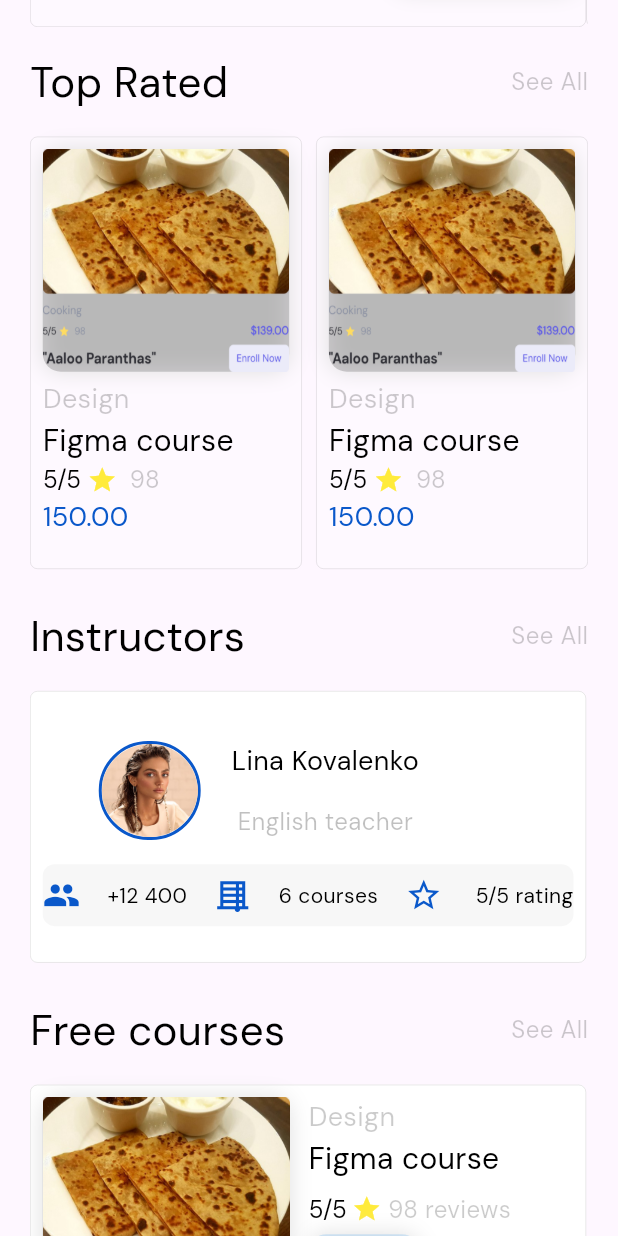
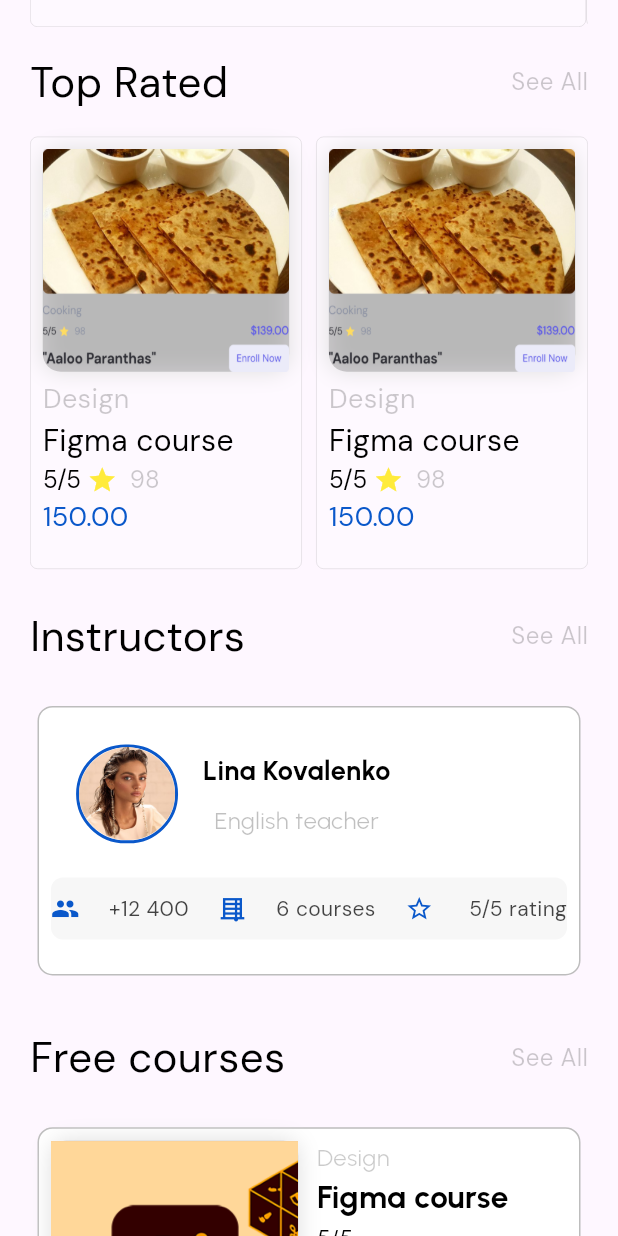
Before and after one commit to RupeshUig/atelier-mandala-art, a Flutter app: the HomeScreen screen opened directly, scrolled down 576 dp, on a phone screen of 412 x 824 dp. Run offline on Flutter 3.47's test engine with Material 3 defaults, Android fonts, the phone set to English and light mode, and no system bars; our stand-ins replace firebase_auth, firebase_core, get, google_fonts, google_sign_in, hexcolor and 3 more; missing offline and left inert: dart:ffi, password_field_validator; accounts and stored records are empty.

Commit message:
home page full UI is added (instructors and free course card are added)

```diff
--- a/lib/components/coustom_cources.dart
+++ b/lib/components/coustom_cources.dart
@@ -1,4 +1,5 @@
 import 'package:flutter/material.dart';
+import 'package:flutter/widgets.dart';
 import 'package:google_fonts/google_fonts.dart';
 import 'package:uig/components/custom_button.dart';
 import 'package:uig/components/custom_buttoncard.dart';
@@ -20,16 +21,14 @@ Widget customCoursesCard(
   final screenHeight = MediaQuery.of(context).size.height;
   final screenWidth = MediaQuery.of(context).size.width;
   return Container(
+      margin: const EdgeInsets.symmetric(horizontal: 5, vertical: 10),
       decoration: BoxDecoration(
-        boxShadow: [
-          // BoxShadow(color: Colors.grey.shade300, blurRadius: 12)
-        ],
-        borderRadius: BorderRadius.circular(5),
+        color: Colors.white,
         border:
-            Border.all(width: 0.5, color: const Color.fromARGB(30, 0, 0, 0)),
-        color: Colors.white,
+            Border.all(color: Colors.grey.shade400, style: BorderStyle.solid),
+        borderRadius: BorderRadius.circular(10),
       ),
-      height: screenHeight * 0.21,
+      // height: screenHeight * 0.21,
       width: screenWidth * 0.9,
       // onTap: function,
       child: Padding(
@@ -39,80 +38,91 @@ Widget customCoursesCard(
           crossAxisAlignment: CrossAxisAlignment.start,
           children: [
             Container(
-              height: screenHeight * 0.18,
+              height: screenHeight * 0.205,
               width: screenWidth * 0.4,
               decoration: BoxDecoration(
                 boxShadow: [
                   BoxShadow(color: Colors.grey.shade300, blurRadius: 12)
                 ],
-                borderRadius: BorderRadius.circular(12),
+                borderRadius: BorderRadius.circular(10),
                 color: color,
               ),
               child: Image.asset(
-                'lib/assets/upcomingCategory.png',
-                fit: BoxFit.fill,
+                'lib/assets/Card.png',
+                fit: BoxFit.cover,
               ),
             ),
             SizedBox(
               width: screenWidth * 0.03,
             ),
             Column(
-                mainAxisAlignment: MainAxisAlignment.start,
+                mainAxisAlignment: MainAxisAlignment.spaceBetween,
                 crossAxisAlignment: CrossAxisAlignment.start,
                 children: [
                   Text(
                     textcategory,
-                    style: GoogleFonts.dmSans(
+                    style: GoogleFonts.urbanist(
                       color: textColorfade,
-                      fontSize: 18,
+                      fontSize: 16,
                     ),
                   ),
-                  SizedBox(
-                    height: screenHeight * 0.001,
-                  ),
-                  Text(
-                    textcoursename,
-                    style: GoogleFonts.dmSans(
-                      color: textColorbold,
-                      fontSize: 20,
+                  // SizedBox(
+                  //   height: screenHeight * 0.001,
+                  // ),
+                  Container(
+                    constraints: BoxConstraints(
+                      maxWidth:
+                          screenWidth * 0.38, // Set your maximum width here
+                    ),
+                    child: Text(
+                      textcoursename,
+                      style: GoogleFonts.urbanist(
+                        color: textColorbold,
+                        fontSize: 21,
+                        fontWeight: FontWeight.bold,
+                      ),
                     ),
                   ),
-                  SizedBox(
-                    height: screenHeight * 0.009,
-                  ),
+                  // SizedBox(
+                  //   height: screenHeight * 0.009,
+                  // ),
                   Row(mainAxisAlignment: MainAxisAlignment.start, children: [
                     Text(
                       textrating,
-                      style: GoogleFonts.dmSans(
+                      style: GoogleFonts.urbanist(
                         color: textColorbold,
                         fontSize: 16,
                       ),
                     ),
-                    SizedBox(
-                      width: screenWidth * 0.008,
-                    ),
-                    Icon(
-                      Icons.star,
-                      color: Colors.yellow,
-                      size: 20.0,
-                    ),
-                    SizedBox(
-                      width: screenWidth * 0.01,
-                    ),
-                    Text(
-                      textViews,
-                      style: GoogleFonts.dmSans(
-                        color: textColorfade,
-                        fontSize: 16,
-                      ),
-                    ),
+                    // SizedBox(
+                    //   width: screenWidth * 0.008,
+                    // ),
+                    // icon of star and review will be used if needed ...........
+                    // Icon(
+                    //   Icons.star,
+                    //   color: Colors.yellow,
+                    //   size: 20.0,
+                    // ),
+                    // SizedBox(
+                    //   width: screenWidth * 0.01,
+                    // ),
+                    // Text(
+                    //   textViews,
+                    //   style: GoogleFonts.urbanist(
+                    //     color: textColorfade,
+                    //     fontSize: 16,
+                    //   ),
+                    // ),
                   ]),
-                  SizedBox(
-                    width: screenWidth * 0.1,
-                  ),
+                  // SizedBox(
+                  //   width: screenWidth * 0.1,
+                  // ),
+                  // SizedBox(
+                  //   height: screenHeight * 0.005,
+                  // ),
                   CustomCardButton(
                       text: "Free",
-                      color: const Color.fromARGB(44, 33, 149, 243),
+                      color: Colors.purple.shade50,
                       textColor: additionalDarkBlue,
                       width: 0.18,
                       function: () {}),
--- a/lib/components/custom_buttoncard.dart
+++ b/lib/components/custom_buttoncard.dart
@@ -20,19 +20,19 @@ class CustomCardButton extends StatelessWidget {
 
   @override
   Widget build(BuildContext context) {
-     final screenHeight = MediaQuery.of(context).size.height;
-  final screenWidth = MediaQuery.of(context).size.width;
+    final screenHeight = MediaQuery.of(context).size.height;
+    final screenWidth = MediaQuery.of(context).size.width;
     return InkWell(
       borderRadius: BorderRadius.circular(12),
       radius: 2,
       onTap: function,
       child: Container(
         height: 40,
-        width: screenWidth*width,
+        width: screenWidth * width,
         margin: const EdgeInsets.symmetric(vertical: 5),
         decoration: BoxDecoration(
-          boxShadow: [BoxShadow(color: Colors.grey.shade300, blurRadius: 12)],
-          borderRadius: BorderRadius.circular(12),
+          boxShadow: [BoxShadow(color: Colors.grey.shade300)],
+          borderRadius: BorderRadius.circular(6),
           color: color,
         ),
         child: Center(
--- a/lib/components/custom_instructor.dart
+++ b/lib/components/custom_instructor.dart
@@ -20,16 +20,14 @@ Widget customInstructorCard(
   final screenHeight = MediaQuery.of(context).size.height;
   final screenWidth = MediaQuery.of(context).size.width;
   return Container(
+      margin: const EdgeInsets.symmetric(horizontal: 5, vertical: 10),
       decoration: BoxDecoration(
-        boxShadow: [
-          // BoxShadow(color: Colors.grey.shade300, blurRadius: 12)
-        ],
-        borderRadius: BorderRadius.circular(5),
+        color: Colors.white,
         border:
-            Border.all(width: 0.5, color: const Color.fromARGB(30, 0, 0, 0)),
-        color: color,
+            Border.all(color: Colors.grey.shade400, style: BorderStyle.solid),
+        borderRadius: BorderRadius.circular(10),
       ),
-      height: screenHeight * 0.22,
+      // height: screenHeight * 0.22,
       width: screenWidth * 0.9,
       // onTap: function,
       child: Column(
@@ -37,14 +35,14 @@ Widget customInstructorCard(
         crossAxisAlignment: CrossAxisAlignment.start,
         children: [
           SizedBox(
-            height: screenHeight * 0.04,
+            height: screenHeight * 0.03,
           ),
           Container(
               child: Row(
             mainAxisAlignment: MainAxisAlignment.start,
             crossAxisAlignment: CrossAxisAlignment.start,
             children: [
-              SizedBox(width: screenWidth * 0.11),
+              SizedBox(width: screenWidth * 0.06),
               Container(
                 height: screenHeight * 0.08,
                 width: screenWidth * 0.165,
@@ -63,24 +61,28 @@ Widget customInstructorCard(
                 ),
               ),
               SizedBox(
-                width: screenWidth * 0.05,
+                width: screenWidth * 0.04,
               ),
               Column(
                 mainAxisAlignment: MainAxisAlignment.spaceBetween,
                 children: [
+                  SizedBox(
+                    height: screenHeight * 0.006,
+                  ),
                   Text(
                     textInstructName,
-                    style: GoogleFonts.dmSans(
+                    style: GoogleFonts.urbanist(
                       color: textColorbold,
                       fontSize: 18,
+                      fontWeight: FontWeight.bold,
                     ),
                   ),
                   SizedBox(
-                    height: screenHeight * 0.02,
+                    height: screenHeight * 0.01,
                   ),
                   Text(
                     textDomain,
-                    style: GoogleFonts.dmSans(
+                    style: GoogleFonts.urbanist(
                       color: textColorfade,
                       fontSize: 16,
                     ),
@@ -90,10 +92,13 @@ Widget customInstructorCard(
             ],
           )),
           SizedBox(
-            height: screenHeight * 0.01,
+            height: screenHeight * 0.018,
           ),
           customInstructDetails(Colors.white, textrating, Colors.black,
-              textCourses, textenroll, context)
+              textCourses, textenroll, context),
+          const SizedBox(
+            height: 15,
+          ),
         ],
       ));
 }
--- a/lib/screens/home_screen.dart/home_screen.dart
+++ b/lib/screens/home_screen.dart/home_screen.dart
@@ -35,7 +35,8 @@ class _HomeScreenState extends State<HomeScreen> {
                 crossAxisAlignment: CrossAxisAlignment.start,
                 children: [
                   Padding(
-                    padding: const EdgeInsets.only(left: 20.0, right: 20.0, top: 20),
+                    padding:
+                        const EdgeInsets.only(left: 20.0, right: 20.0, top: 20),
                     child: Row(
                       mainAxisAlignment: MainAxisAlignment.spaceBetween,
                       children: [
```
Also changed, not shown: lib/components/custom_instruct_details_card.dart (+6 -6 lines), lib/screens/home_screen.dart/homescreen.dart (+107 -2 lines), lib/assets/Card.png (added). Lines whose indentation alone changed are shown as unchanged.
